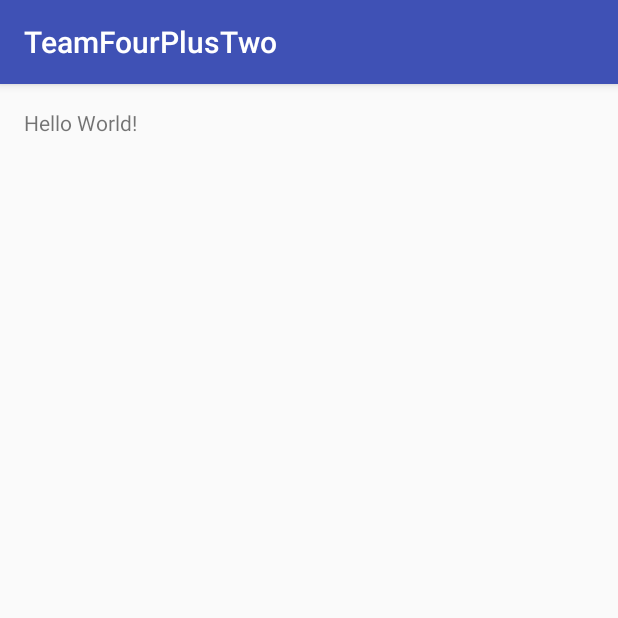
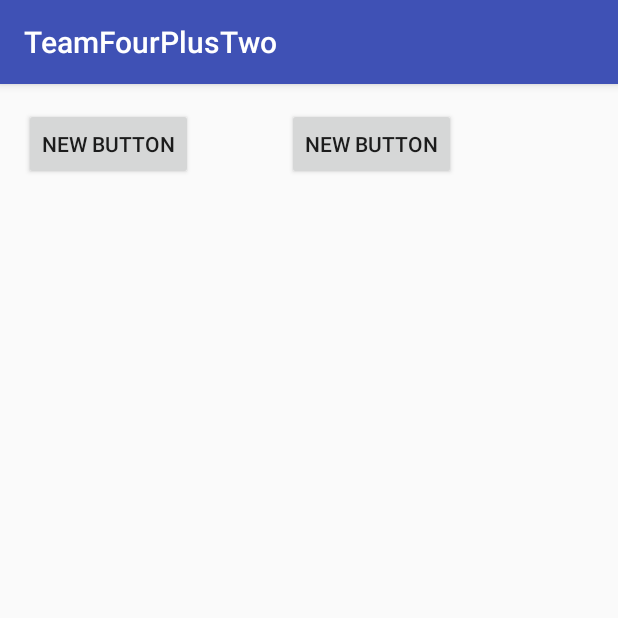
Before and after one commit to CFGLondon/team-6, an Android app: the screen it shows after launch (MainActivity), on a phone screen of 412 x 824 dp, the top half of it. Run offline under Robolectric (Android 15) with nearby library versions, the phone set to English and light mode, and no system bars.

Commit message:
added inital xml files

```diff
--- a/TeamFourPlusTwo/app/src/main/AndroidManifest.xml
+++ b/TeamFourPlusTwo/app/src/main/AndroidManifest.xml
@@ -15,6 +15,7 @@
                 <category android:name="android.intent.category.LAUNCHER" />
             </intent-filter>
         </activity>
+        <activity android:name=".FrontEnd.VolunteerActivity"></activity>
     </application>
 
 </manifest>
--- a/TeamFourPlusTwo/app/src/main/res/layout/activity_main.xml
+++ b/TeamFourPlusTwo/app/src/main/res/layout/activity_main.xml
@@ -9,8 +9,36 @@
     android:paddingTop="@dimen/activity_vertical_margin"
     tools:context=".FrontEnd.MainActivity">
 
-    <TextView
-        android:layout_width="wrap_content"
-        android:layout_height="wrap_content"
-        android:text="Hello World!" />
+    <LinearLayout
+        android:orientation="horizontal"
+        android:layout_width="match_parent"
+        android:layout_height="match_parent"
+        android:layout_alignParentTop="true"
+        android:layout_alignParentLeft="true"
+        android:layout_alignParentStart="true">
+
+        <LinearLayout
+            android:orientation="vertical"
+            android:layout_width="175dp"
+            android:layout_height="match_parent">
+
+            <Button
+                android:layout_width="wrap_content"
+                android:layout_height="wrap_content"
+                android:text="New Button"
+                android:id="@+id/button" />
+        </LinearLayout>
+
+        <LinearLayout
+            android:orientation="vertical"
+            android:layout_width="175dp"
+            android:layout_height="match_parent">
+
+            <Button
+                android:layout_width="wrap_content"
+                android:layout_height="wrap_content"
+                android:text="New Button"
+                android:id="@+id/button2" />
+        </LinearLayout>
+    </LinearLayout>
 </RelativeLayout>
```
Also changed, not shown: TeamFourPlusTwo/app/src/main/java/com/firasaltayeb/teamfourplustwo/FrontEnd/VolunteerActivity.java (added, +15 -0 lines), TeamFourPlusTwo/app/src/main/res/layout/activity_volunteer.xml (added, +72 -0 lines).
